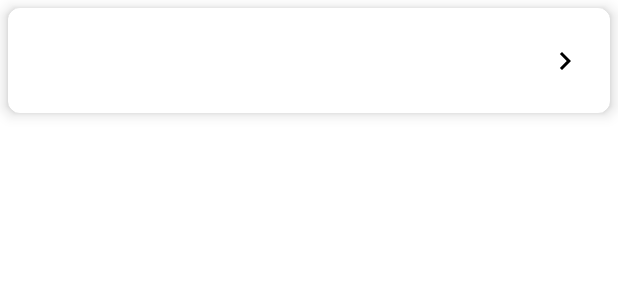
After one commit to ordinaryLerner/666, an Android app: the layout itemtype_layout.xml on its own in the app's theme, with its tools: preview values and no code run, on a phone screen of 412 x 824 dp. The commit adds this screen. Shown: the top 300 px of the screen. Run offline under Robolectric (Android 15) with nearby library versions, the phone set to English and light mode, and no system bars.

Commit message:
修改文件分布

```diff
--- a/app/src/main/java/com/czcz/helperapp/Timer.kt
+++ b/app/src/main/java/com/czcz/helperapp/Timer.kt
@@ -13,9 +13,9 @@ import androidx.core.widget.doAfterTextChanged
 import androidx.core.widget.doBeforeTextChanged
 import androidx.core.widget.doOnTextChanged
 import androidx.lifecycle.lifecycleScope
-import com.czcz.helperapp.itemPackage.ItemDatabase
-import com.czcz.helperapp.itemPackage.Item
-import com.czcz.helperapp.itemPackage.ItemDao
+import com.czcz.helperapp.itemPackage.Item.ItemDatabase
+import com.czcz.helperapp.itemPackage.Item.Item
+import com.czcz.helperapp.itemPackage.Item.ItemDao
 import com.czcz.helperapp.databinding.ActivityTimerBinding
 import kotlinx.coroutines.launch
 
--- a/app/src/main/java/com/czcz/helperapp/itemPackage/ChangeItem.kt
+++ b/app/src/main/java/com/czcz/helperapp/itemPackage/ChangeItem.kt
@@ -12,6 +12,8 @@ import androidx.core.widget.doOnTextChanged
 import androidx.lifecycle.lifecycleScope
 import com.czcz.helperapp.R
 import com.czcz.helperapp.databinding.ActivityChangeItemBinding
+import com.czcz.helperapp.itemPackage.Item.ItemDao
+import com.czcz.helperapp.itemPackage.Item.ItemDatabase
 import kotlinx.coroutines.launch
 import java.util.Calendar
 
--- a/app/src/main/java/com/czcz/helperapp/itemPackage/Complete.kt
+++ b/app/src/main/java/com/czcz/helperapp/itemPackage/Complete.kt
@@ -9,6 +9,8 @@ import androidx.lifecycle.lifecycleScope
 import com.czcz.helperapp.R
 import android.widget.Toast
 import com.czcz.helperapp.databinding.ActivityCompleteBinding
+import com.czcz.helperapp.itemPackage.Item.ItemDao
+import com.czcz.helperapp.itemPackage.Item.ItemDatabase
 import kotlinx.coroutines.launch
 
 class Complete : AppCompatActivity() {
--- a/app/src/main/java/com/czcz/helperapp/itemPackage/Confirm.kt
+++ b/app/src/main/java/com/czcz/helperapp/itemPackage/Confirm.kt
@@ -9,6 +9,8 @@ import androidx.lifecycle.lifecycleScope
 import com.czcz.helperapp.R
 import android.widget.Toast
 import com.czcz.helperapp.databinding.ActivityConfirmBinding
+import com.czcz.helperapp.itemPackage.Item.ItemDao
+import com.czcz.helperapp.itemPackage.Item.ItemDatabase
 import kotlinx.coroutines.launch
 
 class Confirm : AppCompatActivity() {
--- a/app/src/main/java/com/czcz/helperapp/itemPackage/Item.kt
+++ b/app/src/main/java/com/czcz/helperapp/itemPackage/Item/Item.kt
@@ -1,4 +1,4 @@
-package com.czcz.helperapp.itemPackage
+package com.czcz.helperapp.itemPackage.Item
 
 import androidx.room.Entity
 import androidx.room.PrimaryKey
--- a/app/src/main/java/com/czcz/helperapp/itemPackage/ItemAdapter.kt
+++ b/app/src/main/java/com/czcz/helperapp/itemPackage/Item/ItemAdapter.kt
@@ -1,15 +1,19 @@
-package com.czcz.helperapp.itemPackage
+package com.czcz.helperapp.itemPackage.Item
 
 import android.content.Context.MODE_PRIVATE
 import android.content.Intent
 import android.view.LayoutInflater
 import android.view.View
 import android.view.ViewGroup
+import android.widget.PopupMenu
 import androidx.core.graphics.toColorInt
 import androidx.recyclerview.widget.RecyclerView
 import com.czcz.helperapp.Home
 import com.czcz.helperapp.R
 import com.czcz.helperapp.databinding.ItemLayoutBinding
+import com.czcz.helperapp.itemPackage.ChangeItem
+import com.czcz.helperapp.itemPackage.Complete
+import com.czcz.helperapp.itemPackage.Confirm
 import java.text.SimpleDateFormat
 import java.util.Locale
 
@@ -50,7 +54,7 @@ class ItemAdapter(
             }
             //Item设置菜单
             menuButton.setOnClickListener { view ->
-                val popupMenu = android.widget.PopupMenu(context, view)
+                val popupMenu = PopupMenu(context, view)
                 popupMenu.menuInflater.inflate(R.menu.item_more, popupMenu.menu)
 
                 if(topitem == item.id){
--- a/app/src/main/java/com/czcz/helperapp/itemPackage/ItemDao.kt
+++ b/app/src/main/java/com/czcz/helperapp/itemPackage/Item/ItemDao.kt
@@ -1,4 +1,4 @@
-package com.czcz.helperapp.itemPackage
+package com.czcz.helperapp.itemPackage.Item
 
 import androidx.room.Dao
 import androidx.room.Insert
--- a/app/src/main/java/com/czcz/helperapp/itemPackage/ItemDatabase.kt
+++ b/app/src/main/java/com/czcz/helperapp/itemPackage/Item/ItemDatabase.kt
@@ -1,4 +1,4 @@
-package com.czcz.helperapp.itemPackage
+package com.czcz.helperapp.itemPackage.Item
 
 import android.content.Context
 import androidx.room.Database
--- a/app/src/main/java/com/czcz/helperapp/itemPackage/ItemAdd.kt
+++ b/app/src/main/java/com/czcz/helperapp/itemPackage/ItemAdd.kt
@@ -14,6 +14,9 @@ import androidx.core.widget.doOnTextChanged
 import androidx.lifecycle.lifecycleScope
 import com.czcz.helperapp.R
 import com.czcz.helperapp.databinding.ActivityItemAddBinding
+import com.czcz.helperapp.itemPackage.Item.Item
+import com.czcz.helperapp.itemPackage.Item.ItemDao
+import com.czcz.helperapp.itemPackage.Item.ItemDatabase
 import kotlinx.coroutines.launch
 import java.util.Calendar
 
--- a/app/src/main/java/com/czcz/helperapp/itemPackage/ItemTypeAdapter.java
+++ /dev/null
@@ -1,5 +0,0 @@
-package com.czcz.helperapp.itemPackage;
-
-public class ItemTypeAdapter (){
-
-}
--- a/app/src/main/java/com/czcz/helperapp/itemPackage/TimerItemAdapter.kt
+++ b/app/src/main/java/com/czcz/helperapp/itemPackage/TimerItemAdapter.kt
@@ -7,7 +7,7 @@ import android.view.LayoutInflater
 import android.view.ViewGroup
 import androidx.recyclerview.widget.RecyclerView
 import com.czcz.helperapp.itemPackage.Complete
-import com.czcz.helperapp.itemPackage.Item
+import com.czcz.helperapp.itemPackage.Item.Item
 import com.czcz.helperapp.databinding.TimerLayoutBinding
 
 class TimerItemAdapter(private val items: List<Item>, private val context: Context) : RecyclerView.Adapter<TimerItemAdapter.ViewHolder>() {
--- /dev/null
+++ b/app/src/main/res/drawable/ic_triangle_right.xml
@@ -0,0 +1,10 @@
+<?xml version="1.0" encoding="utf-8"?>
+<vector xmlns:android="http://schemas.android.com/apk/res/android"
+    android:width="24dp"
+    android:height="24dp"
+    android:viewportWidth="24"
+    android:viewportHeight="24">
+    <path
+        android:fillColor="#FF000000"
+        android:pathData="M8.59,16.59L13.17,12 8.59,7.41 10,6l6,6 -6,6 -1.41,-1.41z"/>
+</vector>
--- /dev/null
+++ b/app/src/main/res/layout/itemtype_layout.xml
@@ -0,0 +1,38 @@
+<?xml version="1.0" encoding="utf-8"?>
+<LinearLayout xmlns:android="http://schemas.android.com/apk/res/android"
+    xmlns:app="http://schemas.android.com/apk/res-auto"
+    android:layout_width="match_parent"
+    android:layout_height="match_parent"
+    android:orientation="vertical">
+    <androidx.cardview.widget.CardView
+        android:layout_width="match_parent"
+        android:layout_height="wrap_content"
+        android:layout_margin="5dp"
+        app:cardElevation="6dp"
+        app:cardCornerRadius="8dp">
+        <RelativeLayout
+            android:layout_width="match_parent"
+            android:layout_height="70dp"
+            android:orientation="horizontal">
+            <TextView
+                android:layout_width="wrap_content"
+                android:layout_height="wrap_content"
+                android:layout_margin="5dp"
+                android:textSize="40sp"
+                android:gravity="center"
+                android:layout_centerVertical="true"
+                android:id="@+id/itemType"/>
+            <ImageButton
+                android:id="@+id/chooseType"
+                android:layout_marginEnd="15dp"
+                android:layout_width="30dp"
+                android:layout_height="30dp"
+                android:background="@drawable/transparent_background"
+                android:src="@drawable/ic_triangle_right"
+                android:layout_centerVertical="true"
+                android:layout_alignParentEnd="true"/>
+
+        </RelativeLayout>
+    </androidx.cardview.widget.CardView>
+
+</LinearLayout>
```
Also changed, not shown: app/src/main/java/com/czcz/helperapp/Home.kt (+4 -7 lines).
